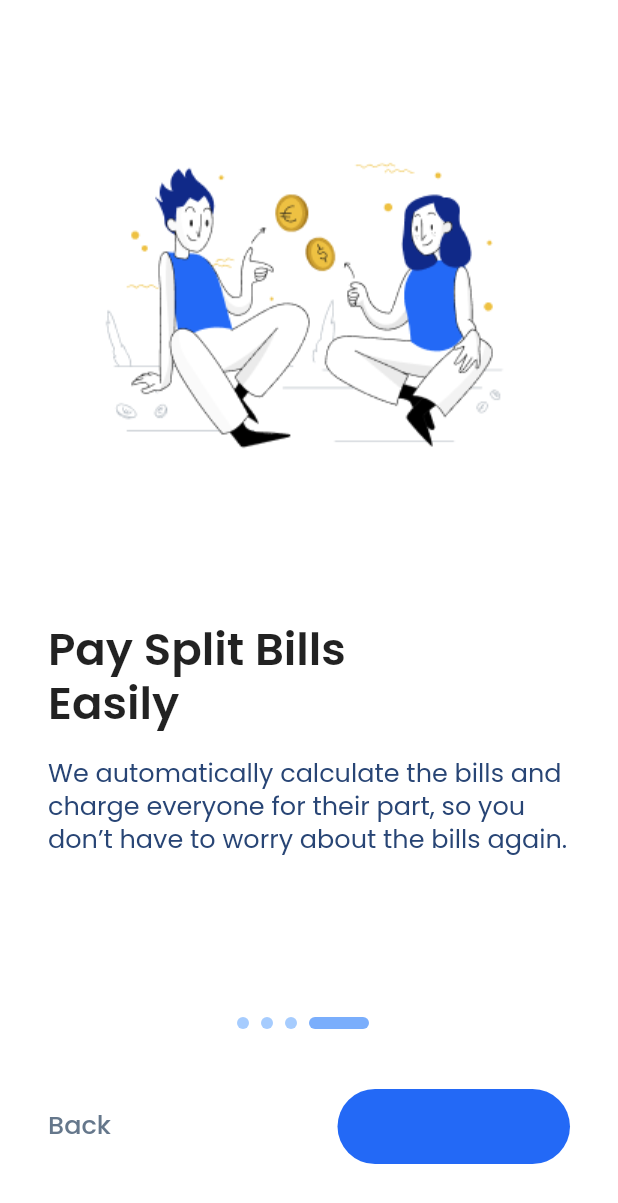
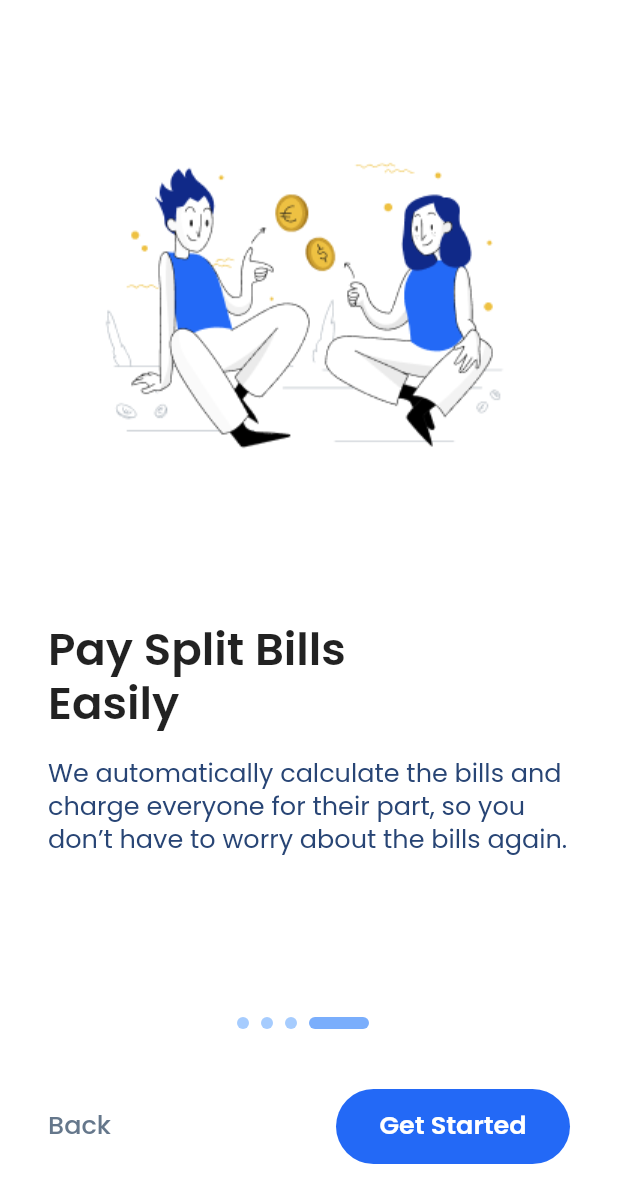
Before and after one commit to ashidiqidimas/gather, a Flutter app: the screen it shows after launch, swiped to page 4, on a phone screen of 412 x 824 dp. Shown: the top 1203 px of the screen. Run offline on Flutter 3.47's test engine with Material 2 defaults, Android fonts, the phone set to English and light mode, and no system bars; drawn by our look-alikes of smooth_page_indicator.

Commit message:
Save progress

```diff
--- a/lib/ui/widgets/components/on_boarding_button.dart
+++ b/lib/ui/widgets/components/on_boarding_button.dart
@@ -8,6 +8,7 @@ class OnBoardingButton extends StatelessWidget {
 
   final Animation<double> animationController;
   final Animation<Color?> backgroundColorAnimation;
+  final Animation<Color?> textColorAnimation;
   final Animation<double> width;
 
   OnBoardingButton({
@@ -28,9 +29,22 @@ class OnBoardingButton extends StatelessWidget {
             ),
           ),
         ),
+        textColorAnimation = ColorTween(
+          begin: GatherColor.primarySwatch[500]!,
+          end: Colors.white,
+        ).animate(
+          CurvedAnimation(
+            parent: animationController,
+            curve: const Interval(
+              0.0,
+              0.40,
+              curve: Curves.easeOut,
+            ),
+          ),
+        ),
         width = Tween<double>(
           begin: 95,
-          end: 155,
+          end: 156,
         ).animate(
           CurvedAnimation(
             parent: animationController,
@@ -60,7 +74,7 @@ class OnBoardingButton extends StatelessWidget {
       child: Text(
         pageIndex != 3 ? 'Next' : 'Get Started',
         style: GatherTextStyle.headline(context).copyWith(
-          color: GatherColor.primarySwatch[500]!,
+          color: textColorAnimation.value,
         ),
       ),
       style: ButtonStyle(
```
